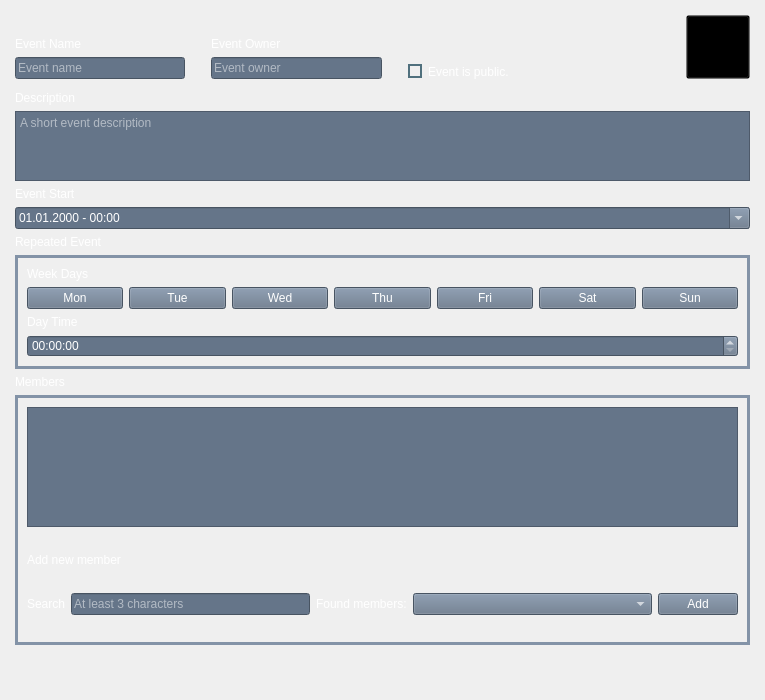
First picture: the form in src/app/gui/forms/widgeteventsettings.ui, repository botorabi/Meet4Eat-Desktop, before the edit.
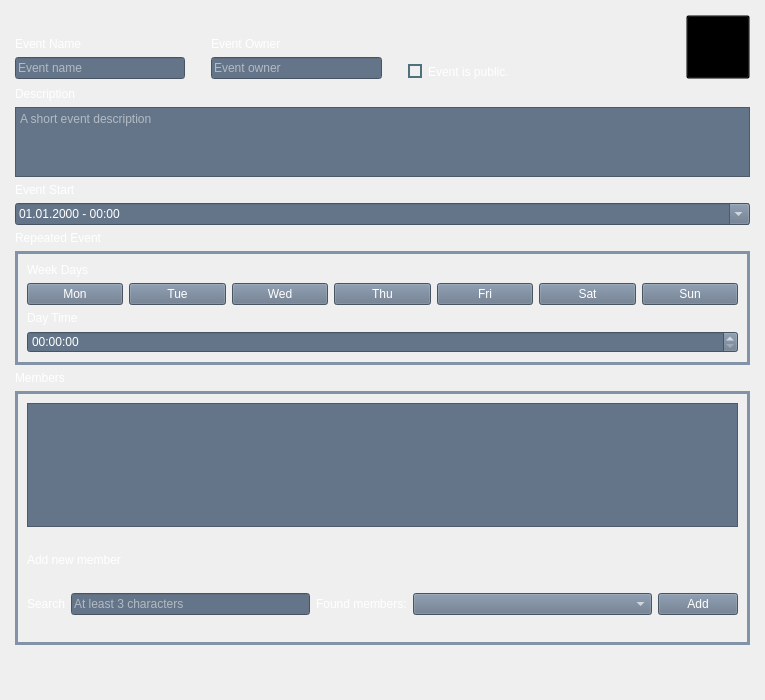
Second picture: the form after the edit. Icons and pictures are not drawn.

The edit to the form file:
```diff
--- a/src/app/gui/forms/widgeteventsettings.ui
+++ b/src/app/gui/forms/widgeteventsettings.ui
@@ -86,7 +86,7 @@
             <item>
              <layout class="QHBoxLayout" name="horizontalLayout_3">
               <property name="bottomMargin">
-               <number>6</number>
+               <number>2</number>
               </property>
               <item>
                <widget class="QWidget" name="widgetEventName" native="true">
```
